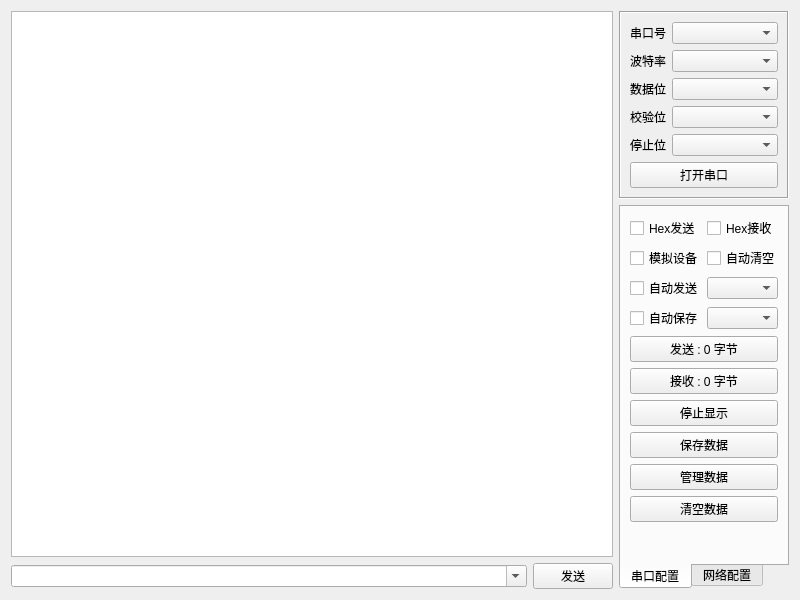
First picture: the form in src/interface/frmcomtool.ui, repository whx110123/PDTool, before the edit.
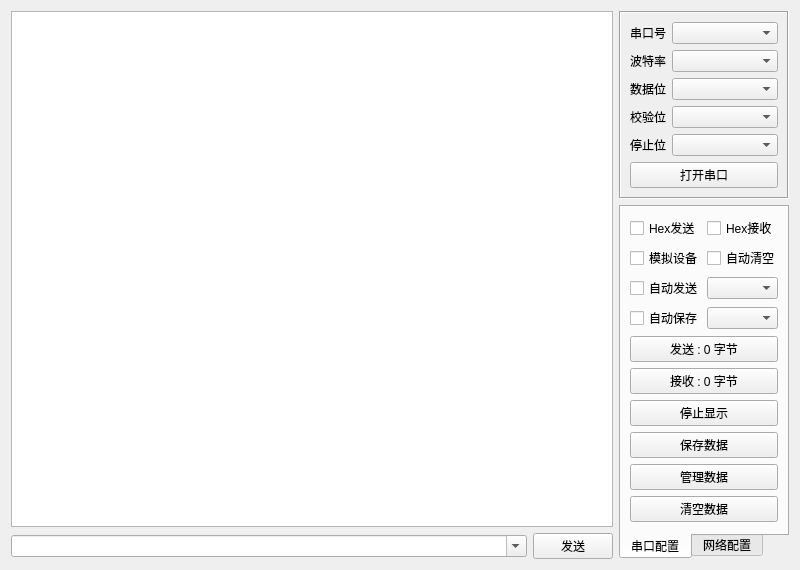
Second picture: the form after the edit. The open tabs and pages were chosen to show the change.

Patch:
```diff
--- a/src/interface/frmcomtool.ui
+++ b/src/interface/frmcomtool.ui
@@ -7,7 +7,7 @@
     <x>0</x>
     <y>0</y>
     <width>800</width>
-    <height>600</height>
+    <height>515</height>
    </rect>
   </property>
   <layout class="QGridLayout" name="gridLayout_6">
```
Left out of the diff: 2 changed lines with no effect on the pictures.
